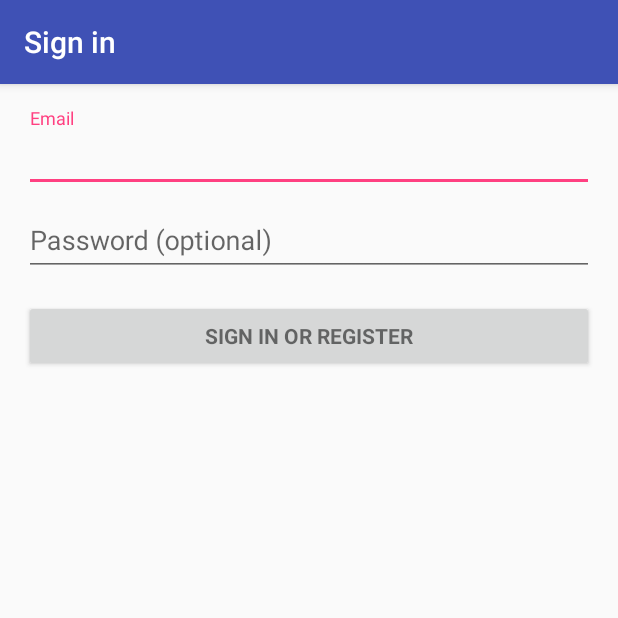
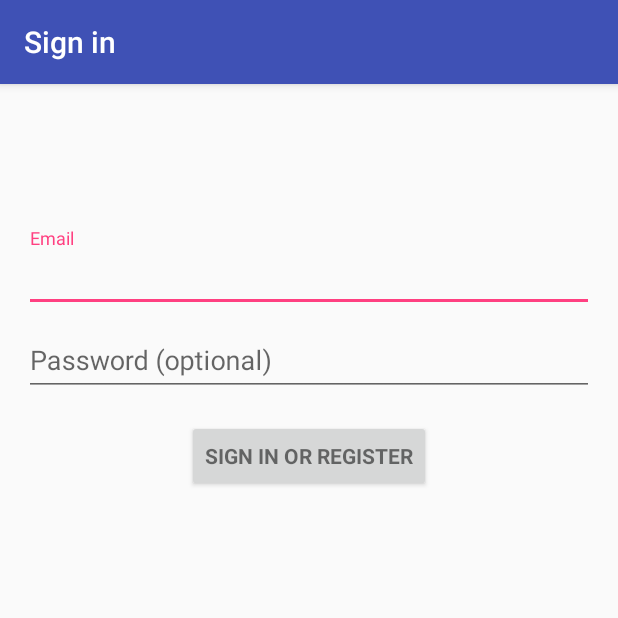
Before and after one commit to StevenPG/ProjectManagement, an Android app: the screen it shows after launch (LoginActivity), on a phone screen of 412 x 824 dp, the top half of it. Run offline under Robolectric (Android 15) with nearby library versions, the phone set to English and light mode, and no system bars; 2 statements that could not run were skipped.

Commit message:
created the login screen an fixed theSharePreferenceCheck.class. Also added a method that will write to the share prefrerence location the user id once an account have been created

```diff
--- a/app/src/main/java/com/kutztown/projectmanagement/com/kutztown/projectmanagement/networking/HTTPHandler.java
+++ b/app/src/main/java/com/kutztown/projectmanagement/com/kutztown/projectmanagement/networking/HTTPHandler.java
@@ -38,6 +38,7 @@ public class HTTPHandler {
      * @return -1 - if an error occurred
      */
     public int createAccount(){
+
 
     }
 
--- a/app/src/main/res/layout/activity_login2.xml
+++ b/app/src/main/res/layout/activity_login2.xml
@@ -28,7 +28,9 @@
             android:id="@+id/email_login_form"
             android:layout_width="match_parent"
             android:layout_height="wrap_content"
-            android:orientation="vertical">
+            android:orientation="vertical"
+            android:paddingTop="80dp"
+            >
 
             <android.support.design.widget.TextInputLayout
                 android:layout_width="match_parent"
@@ -66,12 +68,16 @@
             <Button
                 android:id="@+id/email_sign_in_button"
                 style="?android:textAppearanceSmall"
-                android:layout_width="match_parent"
+                android:layout_width="wrap_content"
                 android:layout_height="wrap_content"
+                android:layout_gravity="center"
                 android:layout_marginTop="16dp"
                 android:text="@string/action_sign_in"
                 android:textStyle="bold" />
 
         </LinearLayout>
+
+
     </ScrollView>
+
 </LinearLayout>
```
Also changed, not shown: app/src/main/java/com/kutztown/projectmanagement/data/SharePreferenceCheck.java (+21 -11 lines), app/src/main/res/drawable-xxhdpi/borders.xml (added, +8 -0 lines), 1 other file.
